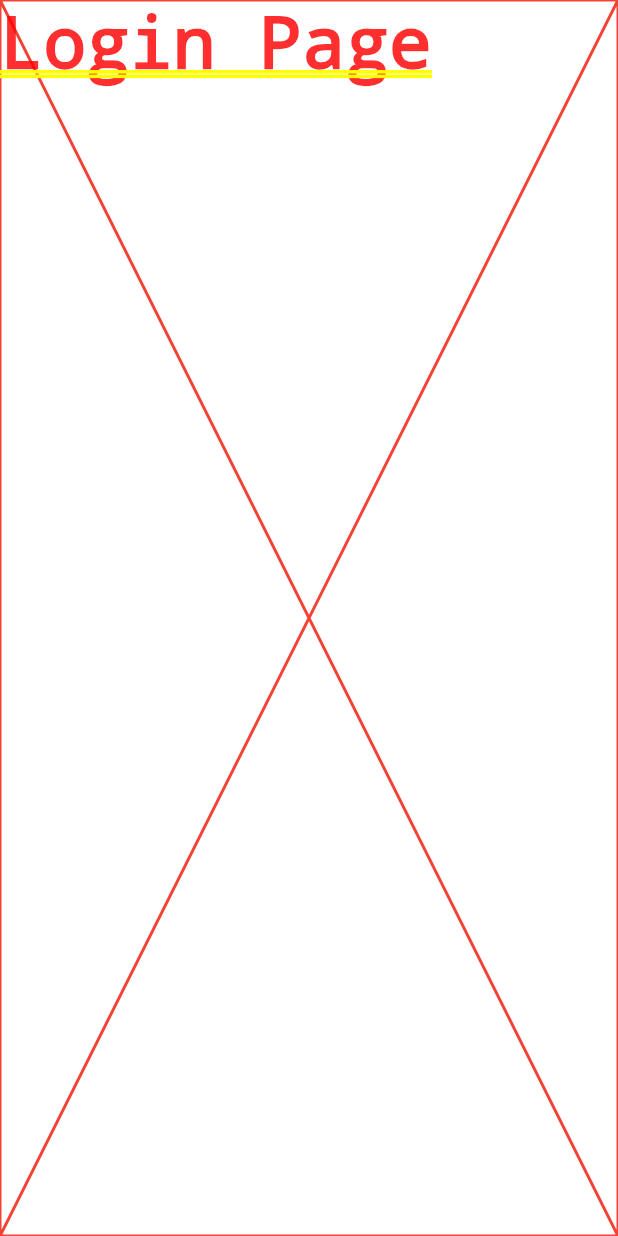
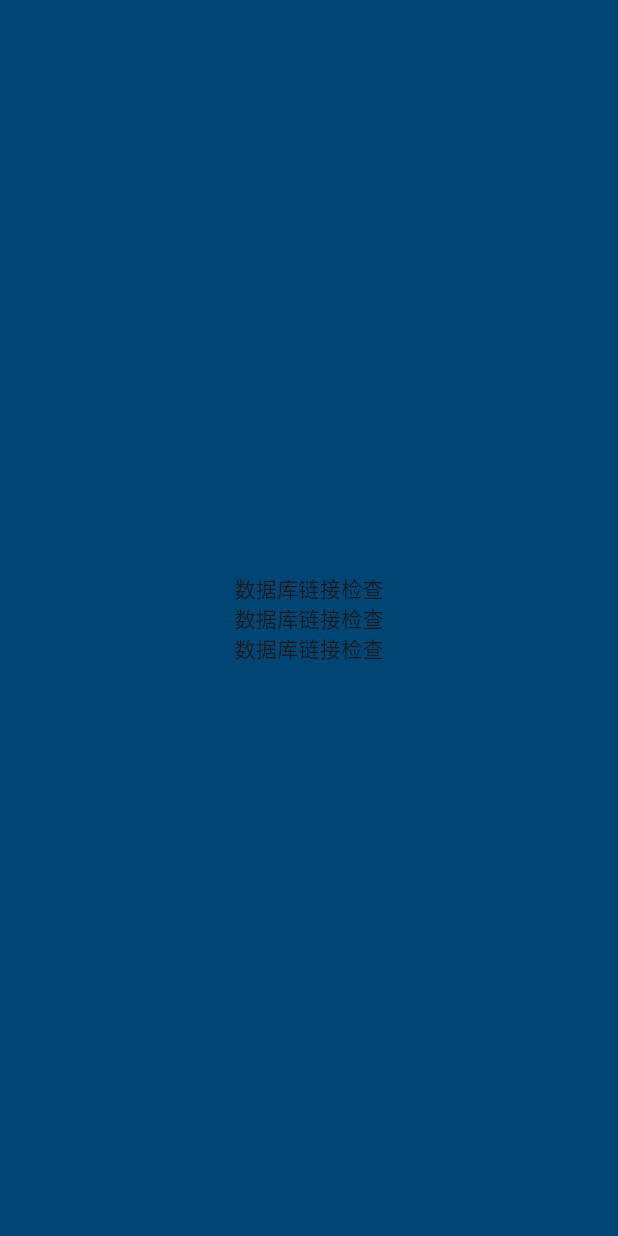
Before and after one commit to zhoushuangjian001/NeighborLink, a Flutter app: the screen it shows after launch, on a phone screen of 412 x 824 dp. Run offline on Flutter 3.47's test engine with Material 3 defaults, Android fonts, the light colour scheme and no system bars; our stand-ins replace go_router, responsive_framework; missing offline and left inert: window_manager.

Commit message:
添加数据库连接测试页，集成响应式框架和窗口管理功能，更新依赖项

```diff
--- /dev/null
+++ b/lib/config/const_color.dart
@@ -0,0 +1,6 @@
+import 'dart:ui' show Color;
+
+abstract class ConstColor {
+  /// 项目主色
+  static const Color primaryColor = Color(0xFF004574);
+}
--- a/lib/config/const_config.dart
+++ b/lib/config/const_config.dart
@@ -2,4 +2,7 @@
 class ConstConfig {
   /// MAKR: 常用文案
   static const String appName = '邻里通';
+
+  /// 数据库链接检查
+  static const String dbPing = '数据库链接检查';
 }
--- a/lib/main.dart
+++ b/lib/main.dart
@@ -1,7 +1,23 @@
+import 'dart:io' show Platform;
+
 import 'package:flutter/material.dart';
 import 'package:neighborlink/router/app_router.dart';
+import 'package:responsive_framework/responsive_framework.dart';
+import 'package:window_manager/window_manager.dart';
 
-void main() {
+void main() async {
+  WidgetsFlutterBinding.ensureInitialized();
+  if (Platform.isMacOS) {
+    await windowManager.ensureInitialized();
+    const options = WindowOptions(
+      minimumSize: Size(900, 600),
+      center: true,
+      backgroundColor: Colors.white,
+    );
+    await windowManager.waitUntilReadyToShow(options, () async {
+      await windowManager.show();
+    });
+  }
   runApp(const AppRoot());
 }
 
@@ -10,6 +26,18 @@ class AppRoot extends StatelessWidget {
 
   @override
   Widget build(BuildContext context) {
-    return MaterialApp.router(routerConfig: appRouter);
+    return MaterialApp.router(
+      debugShowCheckedModeBanner: false,
+      routerConfig: appRouter,
+      builder: (context, child) {
+        return ResponsiveBreakpoints.builder(
+          breakpoints: [
+            const Breakpoint(start: 900, end: 1500, name: TABLET),
+            const Breakpoint(start: 1501, end: double.infinity, name: DESKTOP),
+          ],
+          child: child ?? const SizedBox.shrink(),
+        );
+      },
+    );
   }
 }
--- /dev/null
+++ b/lib/page/db/db_ping_page.dart
@@ -0,0 +1,41 @@
+import 'package:flutter/material.dart';
+import 'package:neighborlink/config/const_color.dart';
+import 'package:neighborlink/config/const_config.dart';
+import 'package:responsive_framework/responsive_framework.dart';
+
+class DbPingPage extends StatelessWidget {
+  const DbPingPage({super.key});
+
+  @override
+  Widget build(BuildContext context) {
+    return Scaffold(
+      backgroundColor: ConstColor.primaryColor,
+      body: ResponsiveValue<Widget>(
+        context,
+        defaultValue: const DbPaingBody(),
+        conditionalValues: [
+          Condition.equals(name: DESKTOP, value: const DbPaingBody()),
+        ],
+      ).value,
+    );
+  }
+}
+
+class DbPaingBody extends StatelessWidget {
+  const DbPaingBody({super.key});
+
+  @override
+  Widget build(BuildContext context) {
+    return Container(
+      alignment: Alignment.center,
+      child: const Column(
+        mainAxisAlignment: MainAxisAlignment.center,
+        children: [
+          Text(ConstConfig.dbPing),
+          Text(ConstConfig.dbPing),
+          Text(ConstConfig.dbPing),
+        ],
+      ),
+    );
+  }
+}
--- a/lib/page/login/login_page.dart
+++ b/lib/page/login/login_page.dart
@@ -5,9 +5,6 @@ class LoginPage extends StatelessWidget {
 
   @override
   Widget build(BuildContext context) {
-    return const Placeholder(
-      color: Colors.red,
-      child: Text('Login Page'),
-    );
+    return const Scaffold(body: Center(child: Text('Login')));
   }
 }
--- a/lib/router/app_router.dart
+++ b/lib/router/app_router.dart
@@ -1,12 +1,17 @@
 import 'package:flutter/material.dart';
 import 'package:go_router/go_router.dart';
+import 'package:neighborlink/page/db/db_ping_page.dart';
 import 'package:neighborlink/page/main/main_page.dart';
 import 'package:neighborlink/router/page_path.dart';
 import 'package:neighborlink/page/login/login_page.dart';
 
 final appRouter = GoRouter(
-  initialLocation: PagePath.login,
+  initialLocation: PagePath.dbPing,
   routes: [
+    GoRoute(
+      path: PagePath.dbPing,
+      builder: (context, state) => const DbPingPage(),
+    ),
     GoRoute(
       path: PagePath.login,
       builder: (context, state) => const LoginPage(),
@@ -18,10 +23,7 @@ final appRouter = GoRouter(
       child: Column(
         mainAxisAlignment: MainAxisAlignment.center,
         children: [
-          Text(
-            '页面不存在',
-            style: Theme.of(context).textTheme.headlineSmall,
-          ),
+          Text('页面不存在', style: Theme.of(context).textTheme.headlineSmall),
           const SizedBox(height: 8),
           Text(
             state.uri.toString(),
--- a/lib/router/page_path.dart
+++ b/lib/router/page_path.dart
@@ -1,4 +1,7 @@
 abstract class PagePath {
+  /// 数据库连接测试页
+  static const String dbPing = '/db-ping';
+
   /// 登录页
   static const String login = '/login';
 
--- a/pubspec.yaml
+++ b/pubspec.yaml
@@ -36,6 +36,8 @@ dependencies:
   cupertino_icons: ^1.0.8
   go_router: ^17.1.0
   path_provider: ^2.1.5
+  window_manager: ^0.5.1
+  responsive_framework: ^1.5.1
 
 dev_dependencies:
   flutter_test:
```
Also changed, not shown: lib/config/const_textstyle.dart (added, +9 -0 lines), pubspec.lock, 7 other files.
